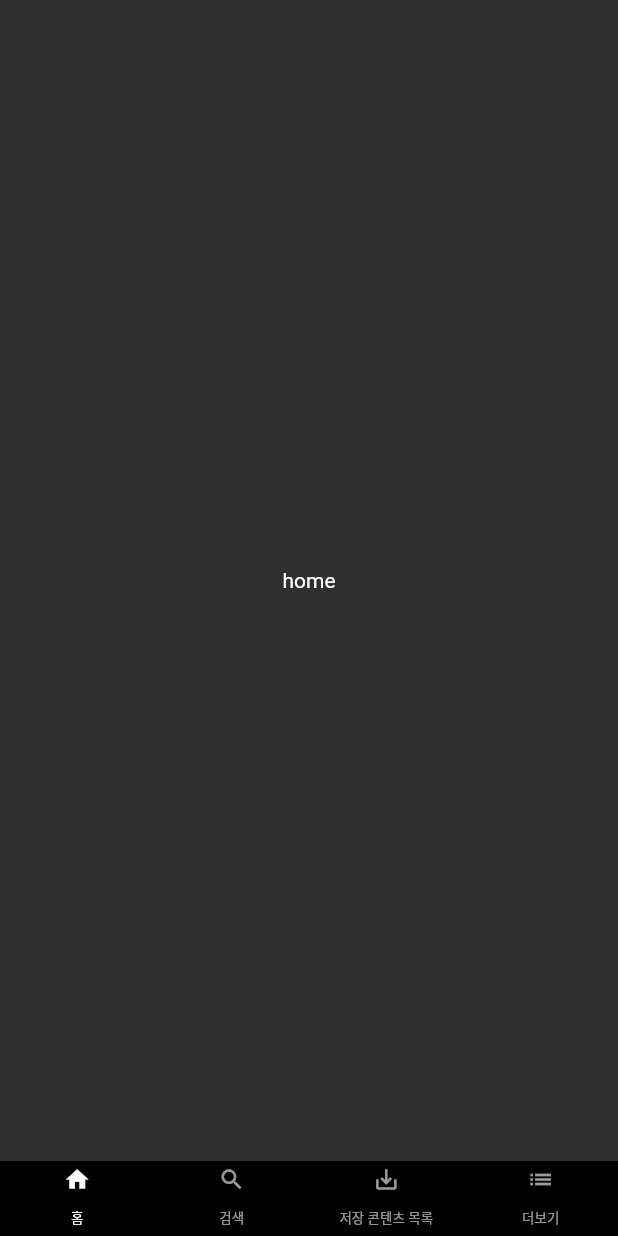
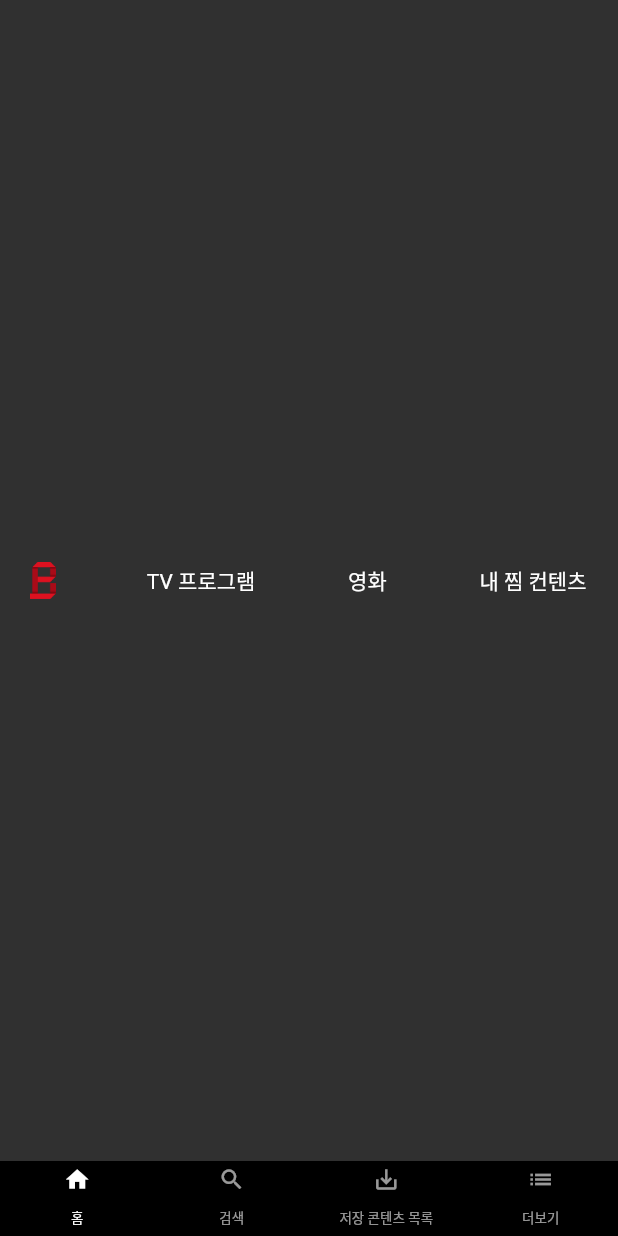
Before and after one commit to JMcunst/epic_seven_device, a Flutter app: the screen it shows after launch, on a phone screen of 412 x 824 dp. Run offline on Flutter 3.47's test engine with Material 2 defaults, Android fonts, the phone set to English and light mode, and no system bars; our stand-ins replace carousel_slider.

```diff
--- a/lib/main.dart
+++ b/lib/main.dart
@@ -1,3 +1,4 @@
+import 'package:epic_seven_device/screen/home_screen.dart';
 import 'package:epic_seven_device/widget/bottom_bar.dart';
 import 'package:flutter/cupertino.dart';
 import 'package:flutter/material.dart';
@@ -31,11 +32,7 @@ class _MyAppState extends State<MyApp> {
           body: TabBarView(
             physics: const NeverScrollableScrollPhysics(),
             children: [
-              Container(
-                child: const Center(
-                  child: Text('home'),
-                ),
-              ),
+              HomeScreen(),
               Container(
                 child: const Center(
                   child: Text('search'),
--- /dev/null
+++ b/lib/model/model_movie.dart
@@ -0,0 +1,15 @@
+class Movie {
+  final String title;
+  final String keyword;
+  final String poster;
+  final bool like;
+
+  Movie.fromMap(Map<String, dynamic> map)
+      : title = map['title'],
+        keyword = map['keyword'],
+        poster = map['poster'],
+        like = map['like'];
+
+  @override
+  String toString() => "Movie<$title:$keyword>";
+}
--- /dev/null
+++ b/lib/screen/home_screen.dart
@@ -0,0 +1,65 @@
+import 'package:epic_seven_device/model/model_movie.dart';
+import 'package:flutter/material.dart';
+
+class HomeScreen extends StatefulWidget {
+  _HomeScreenState createState() => _HomeScreenState();
+}
+
+class _HomeScreenState extends State<HomeScreen> {
+  List<Movie> movies = [
+    Movie.fromMap({
+      'title': '사랑의 불시착',
+      'keyword': '사랑/로맨스/판타지',
+      'poster': 'test_movie_1.png',
+      'like': false
+    })
+  ];
+  @override
+  void initState() {
+    super.initState();
+  }
+
+  @override
+  Widget build(BuildContext context) {
+    return TopBar();
+  }
+
+}
+
+class TopBar extends StatelessWidget {
+  @override
+  Widget build(BuildContext context) {
+    return Container(
+      padding: EdgeInsets.fromLTRB(20, 7, 20, 7),
+      child: Row(
+        mainAxisAlignment: MainAxisAlignment.spaceBetween,
+        children: <Widget>[
+          Image.asset(
+            'images/nflix_logo.png', fit: BoxFit.contain, height: 25,),
+          Container(
+            padding: EdgeInsets.only(right: 1),
+            child: const Text(
+              'TV 프로그램',
+              style: TextStyle(fontSize: 14),
+            ),
+          ),
+          Container(
+            padding: EdgeInsets.only(right: 1),
+            child: const Text(
+              '영화',
+              style: TextStyle(fontSize: 14),
+            ),
+          ),
+          Container(
+            padding: EdgeInsets.only(right: 1),
+            child: const Text(
+              '내 찜 컨텐츠',
+              style: TextStyle(fontSize: 14),
+            ),
+          ),
+        ],
+      ),
+    );
+  }
+
+}
--- a/pubspec.yaml
+++ b/pubspec.yaml
@@ -29,6 +29,7 @@ environment:
 dependencies:
   flutter:
     sdk: flutter
+  carousel_slider: ^4.0.0
 
 
   # The following adds the Cupertino Icons font to your application.
@@ -58,9 +59,8 @@ flutter:
   uses-material-design: true
 
   # To add assets to your application, add an assets section, like this:
-  # assets:
-  #   - images/a_dot_burr.jpeg
-  #   - images/a_dot_ham.jpeg
+  assets:
+    - images/
 
   # An image asset can refer to one or more resolution-specific "variants", see
   # https://flutter.dev/assets-and-images/#resolution-aware.
```
Also changed, not shown: lib/widget/carousel_slider.dart (added, +51 -0 lines), images/nflix_logo.png (added), images/test_movie_1.png (added), pubspec.lock.
